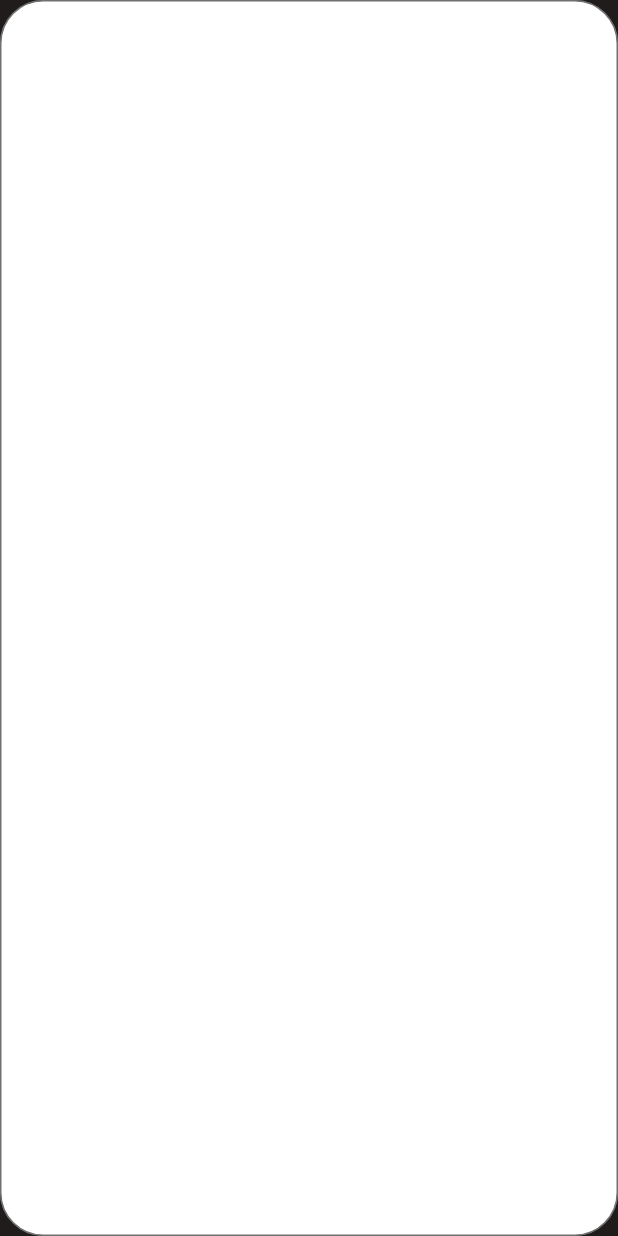
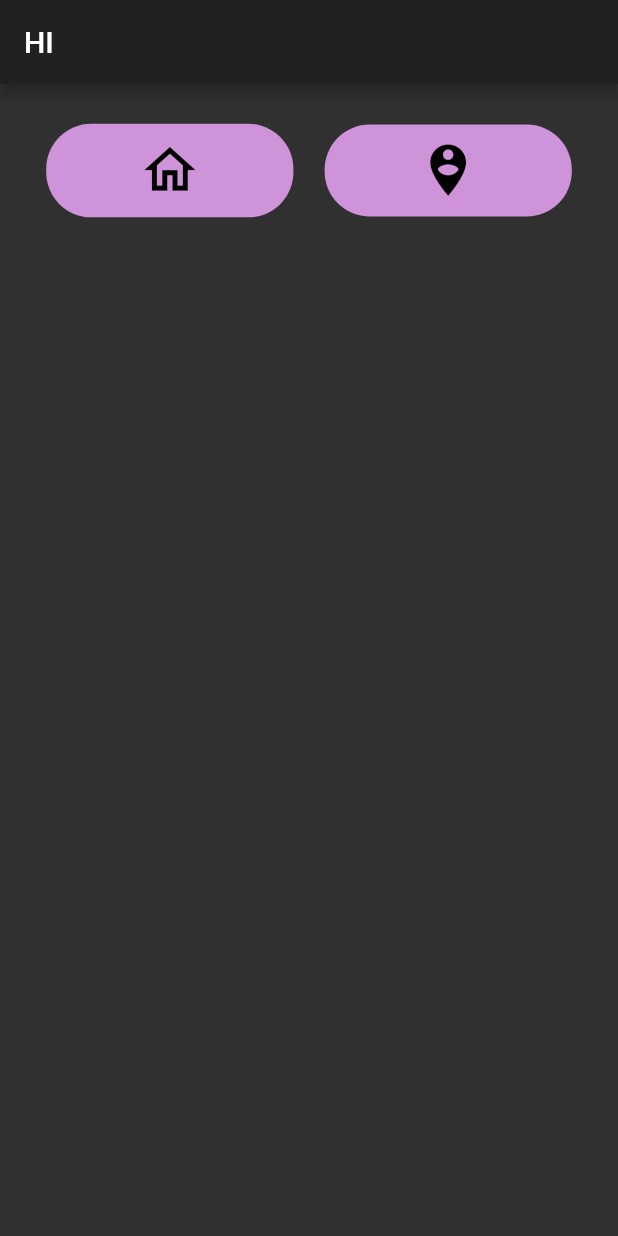
Before and after one commit to sayskar500/Internathon, a Flutter app: the screen it shows after launch, on a phone screen of 412 x 824 dp. Run offline on Flutter 3.47's test engine with Material 2 defaults, Android fonts, the phone set to English and light mode, and no system bars; missing offline and left inert: adobe_xd.

Commit message:
Updated 6 Aug

```diff
--- a/lib/GooglePixel51.dart
+++ /dev/null
@@ -1,41 +0,0 @@
-import 'package:flutter/material.dart';
-import 'package:adobe_xd/pinned.dart';
-
-class GooglePixel51 extends StatelessWidget {
-  // GooglePixel51({
-  //   Key key,
-  // }) : super(key: key);
-  @override
-  Widget build(BuildContext context) {
-    return Scaffold(
-      backgroundColor: const Color(0xff201c1c),
-      body: Stack(
-        children: <Widget>[
-          Pinned.fromPins(
-            Pin(size: 154.0, start: 14.0),
-            Pin(size: 57.0, start: 32.0),
-            child: Container(
-              decoration: BoxDecoration(
-                borderRadius: BorderRadius.circular(29.0),
-                color: const Color(0xffffffff),
-                border: Border.all(width: 1.0, color: const Color(0xff707070)),
-              ),
-            ),
-          ),
-          Pinned.fromPins(
-            Pin(size: 154.0, end: 14.0),
-            Pin(size: 57.0, start: 32.0),
-            child: Container(
-              decoration: BoxDecoration(
-                borderRadius: BorderRadius.circular(29.0),
-                color: const Color(0xffffffff),
-                border: Border.all(width: 1.0, color: const Color(0xff707070)),
-              ),
-            ),
-          ),
-          Container(),
-        ],
-      ),
-    );
-  }
-}
--- /dev/null
+++ b/lib/homeList.dart
@@ -0,0 +1,15 @@
+import 'package:flutter/material.dart';
+
+class HomeList extends StatefulWidget {
+  // const HomeList({ Key? key }) : super(key: key);
+
+  @override
+  _HomeListState createState() => _HomeListState();
+}
+
+class _HomeListState extends State<HomeList> {
+  @override
+  Widget build(BuildContext context) {
+    return Container();
+  }
+}
--- /dev/null
+++ b/lib/homePage.dart
@@ -0,0 +1,131 @@
+import 'package:flutter/material.dart';
+import 'package:adobe_xd/pinned.dart';
+import 'package:internathon/communityList.dart';
+import 'package:internathon/homeList.dart';
+
+class HomePage extends StatefulWidget {
+  // GooglePixel51({
+  //   Key key,
+  // }) : super(key: key);
+
+  @override
+  _HomePageState createState() => _HomePageState();
+}
+
+class _HomePageState extends State<HomePage> {
+  bool home = true;
+
+  @override
+  void initState() {
+    home = true;
+    super.initState();
+  }
+
+  @override
+  Widget build(BuildContext context) {
+    double height = MediaQuery.of(context).size.height;
+    double width = MediaQuery.of(context).size.width;
+    return Scaffold(
+      appBar: AppBar(
+        title: Text("HI"),
+      ),
+      body: SingleChildScrollView(
+        child: Column(
+          children: [
+            SizedBox(
+              height: height * 0.02,
+            ),
+            Container(
+              padding: EdgeInsets.all(10),
+              height: height * 0.1,
+              child: Row(
+                mainAxisAlignment: MainAxisAlignment.spaceEvenly,
+                children: [
+                  InkWell(
+                    onTap: () {
+                      setState(() {
+                        home = true;
+                      });
+                    },
+                    child: Container(
+                      alignment: Alignment.center,
+                      child: Icon(
+                        Icons.home_outlined,
+                        size: height * 0.05,
+                        color: Colors.black,
+                      ),
+                      padding: EdgeInsets.all(10),
+                      width: width * 0.4,
+                      decoration: BoxDecoration(
+                        color: Colors.purple[200],
+                        borderRadius: BorderRadius.all(
+                          Radius.circular(30),
+                        ),
+                      ),
+                    ),
+                  ),
+                  InkWell(
+                    onTap: () {
+                      setState(() {
+                        home = false;
+                      });
+                    },
+                    child: Container(
+                      child: Icon(
+                        Icons.person_pin_circle,
+                        size: height * 0.05,
+                        color: Colors.black,
+                      ),
+                      padding: EdgeInsets.all(10),
+                      width: width * 0.4,
+                      decoration: BoxDecoration(
+                        color: Colors.purple[200],
+                        borderRadius: BorderRadius.all(
+                          Radius.circular(30),
+                        ),
+                      ),
+                    ),
+                  ),
+                ],
+              ),
+            ),
+            Container(
+              height: height * 0.5,
+              child: home ? HomeList() : CommunityList(),
+            ),
+          ],
+        ),
+      ),
+    );
+  }
+}
+
+
+// backgroundColor: const Color(0xff201c1c),
+//       body: Stack(
+//         children: <Widget>[
+//           Pinned.fromPins(
+//             Pin(size: 154.0, start: 14.0),
+//             Pin(size: 57.0, start: 32.0),
+//             child: Container(
+//               decoration: BoxDecoration(
+//                 borderRadius: BorderRadius.circular(29.0),
+//                 color: const Color(0xffffffff),
+//                 border: Border.all(width: 1.0, color: const Color(0xff707070)),
+//               ),
+//             ),
+//           ),
+//           Pinned.fromPins(
+//             Pin(size: 154.0, end: 14.0),
+//             Pin(size: 57.0, start: 32.0),
+//             child: Container(
+//               decoration: BoxDecoration(
+//                 borderRadius: BorderRadius.circular(29.0),
+//                 color: const Color(0xffffffff),
+//                 border: Border.all(width: 1.0, color: const Color(0xff707070)),
+//               ),
+//             ),
+//           ),
+//           Container(),
+//         ],
+//       ),
```
Also changed, not shown: lib/ListItem.dart (added, +45 -0 lines), lib/communityList.dart (added, +16 -0 lines), lib/main.dart (+4 -50 lines).
